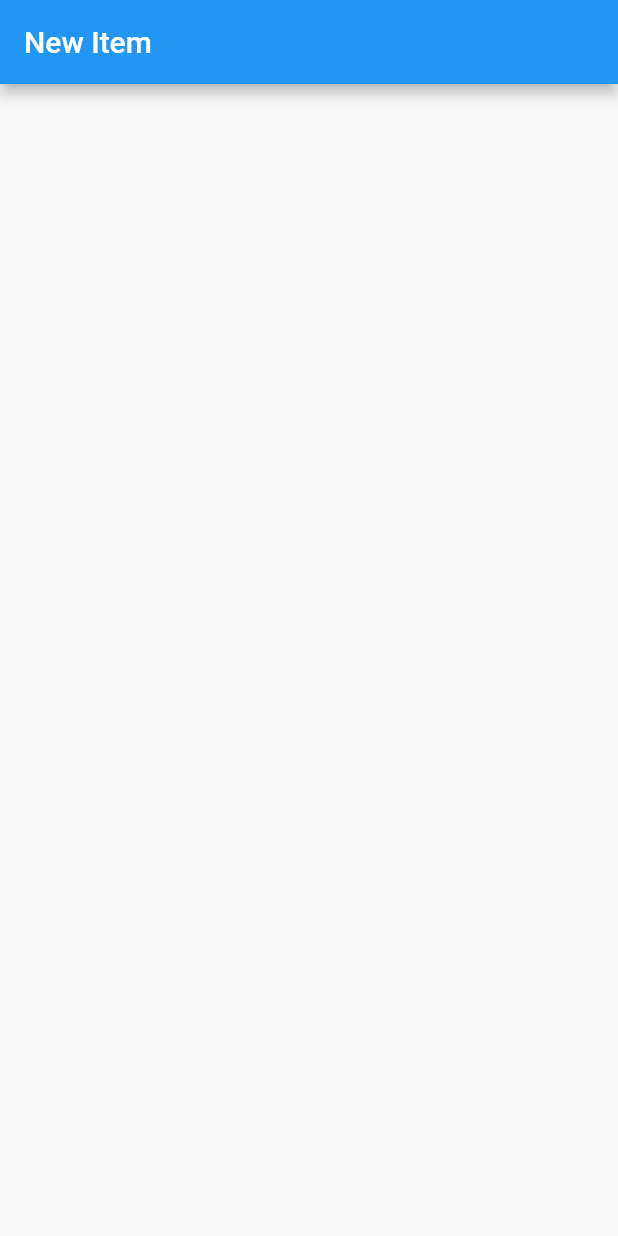
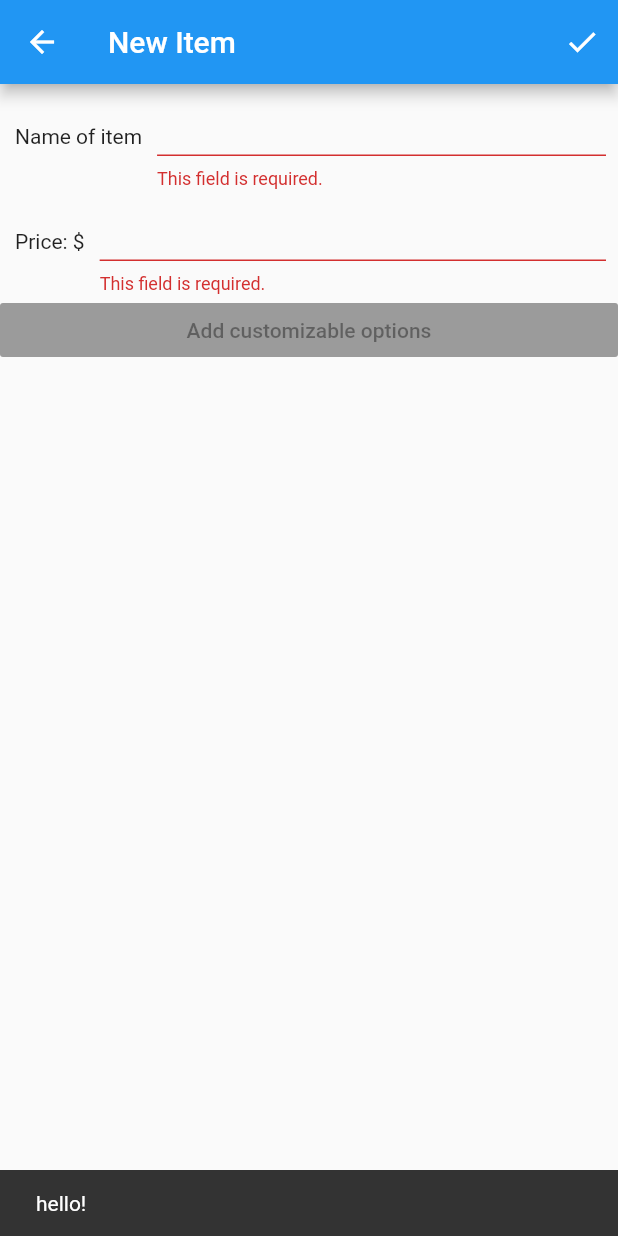
Before and after one commit to jinyao-lee/Customizable-POS-System, a Flutter app: the screen it shows after launch, after a tap on the "add" icon, on a phone screen of 412 x 824 dp. Run offline on Flutter 3.47's test engine with Material 2 defaults, Android fonts, the phone set to English and light mode, and no system bars.

Commit message:
Add itemName and basicPrice field

```diff
--- a/lib/newItemBuilder.dart
+++ b/lib/newItemBuilder.dart
@@ -1,7 +1,6 @@
 import 'package:flutter/material.dart';
 
 class NewItemBuilder extends StatefulWidget {
-
   @override
   State createState() {
     return _NewItemBuilder();
@@ -9,29 +8,103 @@ class NewItemBuilder extends StatefulWidget {
 }
 
 class _NewItemBuilder extends State<NewItemBuilder> {
-  final _formKey = GlobalKey<FormState>();
+  final GlobalKey<FormState> _key = GlobalKey();
 
   @override
   Widget build(BuildContext context) {
-    print('hellooooooooooooooo');
-    return MaterialApp(
-      home: Scaffold(
+    return Scaffold(
         appBar: AppBar(
-          title: Text('New Item')
+          title: Text('New Item'),
+          actions: <Widget>[
+            IconButton(
+                icon: Icon(Icons.check),
+                onPressed: () {
+                  setState(() {
+                    _key.currentState.validate();
+                    print('all ok');
+                  });
+                }),
+          ],
         ),
-      )
+        body: ListView(
+          key: Key('OrderedListView'),
+          children: <Widget>[
+            Form(
+              key: _key,
+              autovalidate: true,
+              child: _formBuilder(),
+            ),
+            Container(
+                child: RaisedButton(
+              child: Text('Add customizable options'),
+            )),
+          ],
+        ));
+  }
+
+  Widget _formBuilder() {
+    return Column(
+      children: <Widget>[
+        _getNonCustomizableInputWidget('Name of item'),
+        _getPriceInputWidget(),
+      ],
     );
-//    return ListView(
-//      children: <Widget>[
-//        TextFormField(
-//          validator: (value) {
-//            if (value.isEmpty) {
-//              return 'This field is required.';
-//            }
-//            return null;
-//          },
-//        )
-//      ],
-//    );
+  }
+
+  Widget _getPriceInputWidget() {
+    return Row(
+      children: <Widget>[
+        Container(
+          child: Text('Price: \$'),
+          padding: EdgeInsets.only(left: 10.0, right: 10.0),
+        ),
+        Expanded(
+            child: Padding(
+              padding: const EdgeInsets.only(right: 8.0),
+              child: Form(
+                child: TextFormField(
+                  autovalidate: true,
+                  keyboardType: TextInputType.number,
+                  validator: (value) {
+                    if (value.isEmpty) {
+                      return 'This field is required.';
+                    } else if (double.tryParse(value) == null) {
+                      print('bad');
+                      return 'Invalid input';
+                    }
+                    return null;
+                  },
+                ),
+              ),
+            )),
+      ],
+    );
+  }
+
+  /// Returns title block.
+  Widget _getNonCustomizableInputWidget(String fieldName) {
+    return Row(
+      children: <Widget>[
+        Container(
+          child: Text(fieldName),
+          padding: EdgeInsets.only(left: 10.0, right: 10.0),
+        ),
+        Expanded(
+            child: Padding(
+              padding: const EdgeInsets.only(right: 8.0),
+              child: Form(
+                child: TextFormField(
+                  autovalidate: true,
+                  validator: (value) {
+                    if (value.isEmpty) {
+                      return 'This field is required.';
+                    }
+                    return null;
+                  },
+                ),
+              ),
+            ))
+      ],
+    );
   }
 }
```
